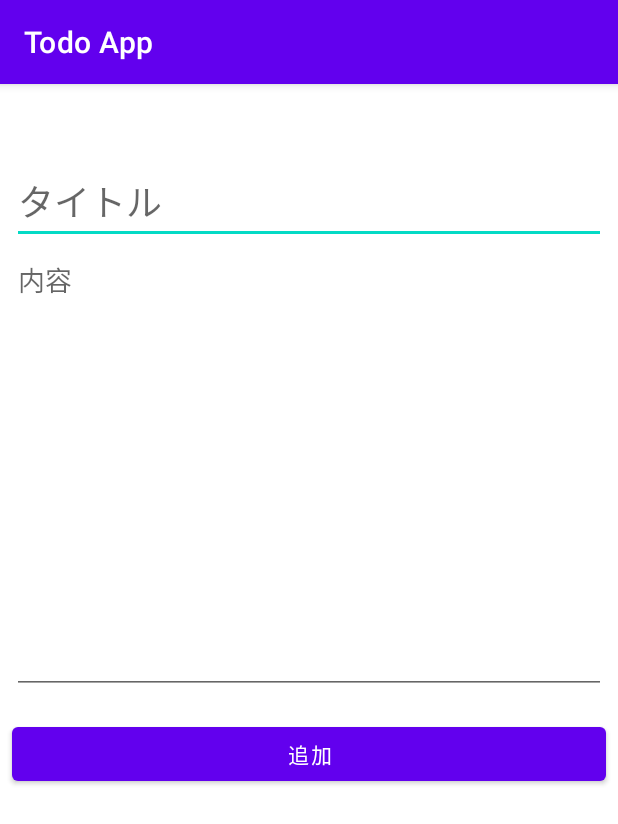
After one commit to ryotatanks9981/TodoAppForKotlin, an Android app: the CreateTodoActivity screen opened directly, with no data from a screen before it, on a phone screen of 412 x 824 dp. The commit adds this screen. Shown: the top 824 px of the screen. Run offline under Robolectric (Android 15) with nearby library versions, the phone set to English and light mode, and no system bars; our stand-ins replace Firebase (no records; nobody signed in at launch, a user with empty details on screens opened directly).

Commit message:
todoの追加

```diff
--- a/app/build.gradle
+++ b/app/build.gradle
@@ -49,4 +49,7 @@ dependencies {
     implementation 'com.google.firebase:firebase-analytics'
 
     implementation 'com.xwray:groupie:2.3.0'
+    implementation 'com.xwray:groupie-databinding:2.3.0'
+
+    implementation 'com.google.firebase:firebase-firestore-ktx'
 }
--- a/app/src/main/AndroidManifest.xml
+++ b/app/src/main/AndroidManifest.xml
@@ -9,6 +9,7 @@
         android:roundIcon="@mipmap/ic_launcher_round"
         android:supportsRtl="true"
         android:theme="@style/Theme.TodoApp">
+        <activity android:name=".CreateTodoActivity"></activity>
         <activity android:name=".MainActivity">
             <intent-filter>
                 <action android:name="android.intent.action.MAIN" />
--- /dev/null
+++ b/app/src/main/java/com/example/todoapp/CreateTodoActivity.kt
@@ -0,0 +1,46 @@
+package com.example.todoapp
+
+import android.content.Intent
+import androidx.appcompat.app.AppCompatActivity
+import android.os.Bundle
+import android.widget.Toast
+import com.google.firebase.firestore.FirebaseFirestore
+import kotlinx.android.synthetic.main.activity_create_todo.*
+import kotlinx.android.synthetic.main.todo_item_cell.*
+
+class CreateTodoActivity : AppCompatActivity() {
+
+    val db = FirebaseFirestore.getInstance()
+
+    override fun onCreate(savedInstanceState: Bundle?) {
+        super.onCreate(savedInstanceState)
+        setContentView(R.layout.activity_create_todo)
+
+        add_todo_button_create_todo.setOnClickListener {
+            insertTodo()
+        }
+    }
+
+    private fun insertTodo() {
+        val title = title_textview_create_todo.text.toString()
+        val content = content_textview_create_todo.text.toString()
+
+
+        val todo = hashMapOf(
+            "title" to title,
+            "content" to content,
+        )
+
+        db.collection("todos").add(todo)
+            .addOnSuccessListener {
+                val intent = Intent(this, MainActivity::class.java)
+                intent.flags = Intent.FLAG_ACTIVITY_CLEAR_TASK.or(Intent.FLAG_ACTIVITY_NEW_TASK)
+                startActivity(intent)
+            }
+            .addOnFailureListener {
+                Toast.makeText(this, "空白の項目があります", Toast.LENGTH_SHORT).show()
+            }
+
+
+    }
+}
--- /dev/null
+++ b/app/src/main/res/layout/activity_create_todo.xml
@@ -0,0 +1,46 @@
+<?xml version="1.0" encoding="utf-8"?>
+<androidx.constraintlayout.widget.ConstraintLayout xmlns:android="http://schemas.android.com/apk/res/android"
+    xmlns:app="http://schemas.android.com/apk/res-auto"
+    xmlns:tools="http://schemas.android.com/tools"
+    android:layout_width="match_parent"
+    android:layout_height="match_parent"
+    tools:context=".CreateTodoActivity">
+
+    <EditText
+        android:id="@+id/title_textview_create_todo"
+        android:layout_width="0dp"
+        android:layout_height="wrap_content"
+        android:layout_marginStart="8dp"
+        android:layout_marginTop="50dp"
+        android:layout_marginEnd="8dp"
+        android:textSize="24sp"
+        android:ems="10"
+        android:hint="タイトル"
+        android:inputType="textPersonName"
+        app:layout_constraintEnd_toEndOf="parent"
+        app:layout_constraintStart_toStartOf="parent"
+        app:layout_constraintTop_toTopOf="parent" />
+
+    <EditText
+        android:id="@+id/content_textview_create_todo"
+        android:layout_width="0dp"
+        android:layout_height="300dp"
+        android:ems="10"
+        android:textSize="18sp"
+        android:gravity="start|top"
+        android:hint="内容"
+        android:inputType="textMultiLine"
+        app:layout_constraintEnd_toEndOf="@+id/title_textview_create_todo"
+        app:layout_constraintStart_toStartOf="@+id/title_textview_create_todo"
+        app:layout_constraintTop_toBottomOf="@+id/title_textview_create_todo" />
+
+    <Button
+        android:id="@+id/add_todo_button_create_todo"
+        android:layout_width="0dp"
+        android:layout_height="wrap_content"
+        android:layout_marginTop="16dp"
+        android:text="追加"
+        app:layout_constraintEnd_toEndOf="@+id/content_textview_create_todo"
+        app:layout_constraintStart_toStartOf="@+id/content_textview_create_todo"
+        app:layout_constraintTop_toBottomOf="@+id/content_textview_create_todo" />
+</androidx.constraintlayout.widget.ConstraintLayout>
```
Also changed, not shown: app/src/main/java/com/example/todoapp/MainActivity.kt (+44 -3 lines), app/src/main/res/menu/nav_menu.xml (added, +11 -0 lines).
